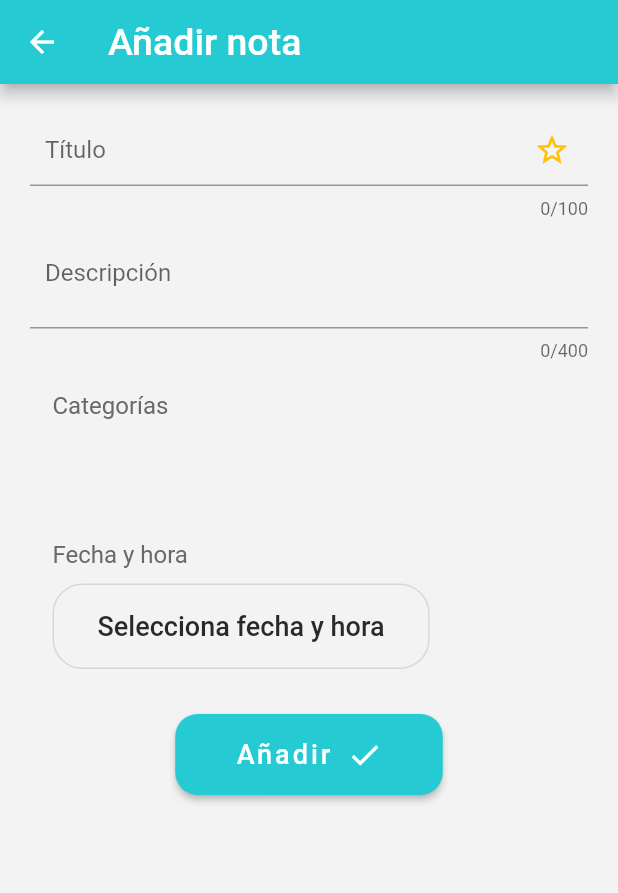
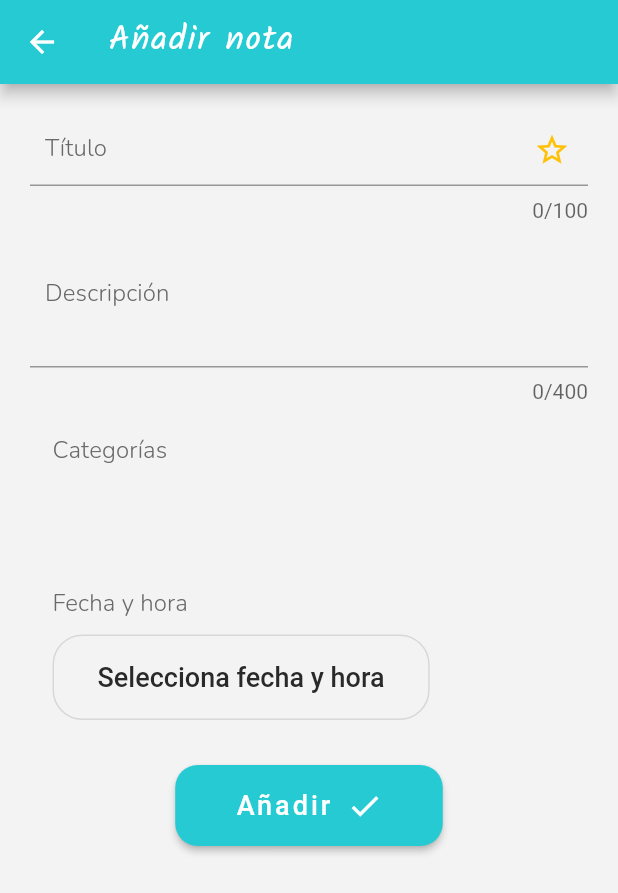
Before and after one commit to miguelx97/flutter-app-notes, a Flutter app: the screen it shows once a user with an empty profile is signed in, after a tap on the "add" icon, on a phone screen of 412 x 824 dp. Shown: the top 893 px of the screen. Run offline on Flutter 3.47's test engine with Material 2 defaults, Android fonts, the phone set to English and light mode, and no system bars; our stand-ins replace cloud_firestore, emoji_picker_flutter, firebase_auth, firebase_core, flutter_easyloading, flutter_local_notifications and 6 more; accounts and stored records are empty.

Commit message:
added fonts

```diff
--- a/lib/main.dart
+++ b/lib/main.dart
@@ -1,4 +1,5 @@
 import 'package:flutter/material.dart';
+import 'package:flutter_app_notas/global/colors.dart';
 import 'package:flutter_app_notas/global/scroll.dart';
 import 'package:flutter_app_notas/providers/categories.provider.dart';
 import 'package:flutter_app_notas/providers/notes.provider.dart';
@@ -88,12 +89,31 @@ class MyApp extends StatelessWidget {
               child: child!)),
       debugShowCheckedModeBanner: false,
       theme: ThemeData(
-          primarySwatch: Utils.customColor(const Color(0xff26CAD3)),
-          scaffoldBackgroundColor: Utils.customColor(const Color(0xffF3F3F3)),
-          textTheme: const TextTheme(
-              titleLarge: TextStyle(fontSize: 25),
-              bodyMedium: TextStyle(fontSize: 16),
-              titleSmall: TextStyle(fontSize: 14, color: Colors.black54))),
+        primarySwatch: Utils.customColor(const Color(0xff26CAD3)),
+        scaffoldBackgroundColor: Utils.customColor(const Color(0xffF3F3F3)),
+        textTheme: const TextTheme(
+          titleMedium: TextStyle(
+              fontSize: 20,
+              fontFamily: 'Nunito',
+              color: ThemeColors.dark,
+              fontWeight: FontWeight.w300),
+          titleSmall: TextStyle(
+              fontSize: 16,
+              fontFamily: 'Nunito',
+              color: ThemeColors.medium,
+              fontWeight: FontWeight.w300),
+          labelSmall: TextStyle(
+              fontSize: 18, fontFamily: 'Nunito', color: ThemeColors.dark),
+          headlineMedium: TextStyle(
+              fontSize: 23,
+              fontFamily: 'Kalam',
+              color: Colors.white,
+              letterSpacing: 1),
+          bodySmall: TextStyle(fontSize: 14, color: ThemeColors.medium),
+          titleLarge: TextStyle(color: Colors.white, fontFamily: 'Nunito'),
+          bodyMedium: TextStyle(fontSize: 16),
+        ),
+      ),
       routerConfig: _router,
     );
   }
--- a/lib/models/note.dart
+++ b/lib/models/note.dart
@@ -14,7 +14,7 @@ class Note {
     this.categoryId,
     this.reminderTime = 0,
     this.status,
-    this.createionDate,
+    this.createionDate = 0,
     this.position,
     this.uid,
     this.hasTime = false,
@@ -28,7 +28,7 @@ class Note {
   String? categoryId;
   int reminderTime;
   int? status;
-  int? createionDate;
+  int createionDate;
   double? position;
   String? uid;
   bool hasTime;
@@ -46,7 +46,7 @@ class Note {
         categoryId: map["categoryId"],
         reminderTime: map["reminderTime"] ?? 0,
         status: map["status"],
-        createionDate: map["createionDate"],
+        createionDate: map["createionDate"] ?? 0,
         position: map["position"]?.toDouble(),
         uid: map["uid"],
         hasTime: map["hasTime"] ?? false,
--- a/lib/providers/categories.provider.dart
+++ b/lib/providers/categories.provider.dart
@@ -18,7 +18,7 @@ class CategoriesProvider extends ChangeNotifier {
     load();
   }
 
-  getAll() {
+  List<Category> getAll() {
     return _categories;
   }
 
--- a/lib/screens/add_note.screen.dart
+++ b/lib/screens/add_note.screen.dart
@@ -105,16 +105,16 @@ class _AddNoteState extends State<AddNote> {
       });
     }
 
+    final TextTheme textTheme = Theme.of(context).textTheme;
+
     return Scaffold(
       appBar: AppBar(
           iconTheme: const IconThemeData(
             color: Colors.white, //change your color here
           ),
-          title: const Text(
+          title: Text(
             'Añadir nota',
-            style: TextStyle(
-              color: Colors.white,
-            ),
+            style: textTheme.headlineMedium,
           )),
       body: SingleChildScrollView(
         child: Center(
@@ -131,6 +131,7 @@ class _AddNoteState extends State<AddNote> {
                     onChanged: (value) => note.title = value,
                     decoration: InputDecoration(
                       labelText: 'Título',
+                      labelStyle: textTheme.titleSmall,
                       suffixIcon: IconButton(
                         icon: Icon(
                             note.isFavourite ? Icons.star : Icons.star_outline,
@@ -152,8 +153,9 @@ class _AddNoteState extends State<AddNote> {
                     maxLength: 400,
                     initialValue: note.description,
                     onChanged: (value) => note.description = value,
-                    decoration: const InputDecoration(
+                    decoration: InputDecoration(
                       labelText: 'Descripción',
+                      labelStyle: textTheme.titleSmall,
                       contentPadding: EdgeInsets.only(left: 10),
                     ),
                   ),
@@ -210,6 +212,7 @@ class _AddNoteState extends State<AddNote> {
                   Visibility(
                     visible: note.hasTime,
                     child: Column(
+                      crossAxisAlignment: CrossAxisAlignment.start,
                       children: [
                         SectionTitle('Notificación'),
                         Padding(
@@ -274,11 +277,12 @@ class SectionTitle extends StatelessWidget {
 
   @override
   Widget build(BuildContext context) {
+    final TextTheme textTheme = Theme.of(context).textTheme;
     return Padding(
       padding: EdgeInsets.only(left: 15, top: 20),
       child: Text(
         title,
-        style: const TextStyle(fontSize: 16, color: ThemeColors.medium),
+        style: textTheme.titleSmall,
       ),
     );
   }
--- a/lib/screens/home.screen.dart
+++ b/lib/screens/home.screen.dart
@@ -13,7 +13,9 @@ import 'package:flutter_app_notas/screens/categories-management.screen.dart';
 import 'package:flutter_app_notas/screens/note_details.screen.dart';
 import 'package:flutter_app_notas/services/auth.service.dart';
 import 'package:flutter_app_notas/widgets/note-item.dart';
+import 'package:flutter_svg/svg.dart';
 import 'package:go_router/go_router.dart';
+import 'package:intl/intl.dart';
 import 'package:provider/provider.dart';
 
 import '../widgets/category_picker_slider.dart';
@@ -26,14 +28,13 @@ class HomeScreen extends StatelessWidget {
   @override
   Widget build(BuildContext context) {
     final NotesProvider notesProvider = Provider.of<NotesProvider>(context);
+    final TextTheme textTheme = Theme.of(context).textTheme;
     return Scaffold(
       appBar: EasySearchBar(
         // automaticallyImplyLeading: false,
         title: Text(
-          Utils.dateFormat(now),
-          style: const TextStyle(
-            color: Colors.white,
-          ),
+          DateFormat.yMMMd('es').format(now),
+          style: textTheme.headlineMedium,
         ),
         actions: [
           // IconButton(
@@ -45,7 +46,7 @@ class HomeScreen extends StatelessWidget {
           //     icon: const Icon(Icons.search_outlined),
           //     color: Colors.white),
           PopupMenuButton(
-            icon: const Icon(Icons.more_vert, color: Colors.white),
+            icon: const Icon(Icons.more_vert),
             itemBuilder: (context) => [
               PopupMenuItem(
                 value: ItemName.deleted,
@@ -132,7 +133,11 @@ class Footer extends StatelessWidget {
 }
 
 Row MenuItem({required String label, required IconData icon}) {
-  return Row(children: [Icon(icon), SizedBox(width: 5), Text(label)]);
+  return Row(children: [
+    Icon(icon, color: ThemeColors.primary),
+    SizedBox(width: 5),
+    Text(label),
+  ]);
 }
 
 class Body extends StatelessWidget {
@@ -149,8 +154,25 @@ class Body extends StatelessWidget {
     final categoriesProvider = Provider.of<CategoriesProvider>(context);
     final List<Note> notes = notesProvider.getAll();
 
+    if (notes.isEmpty && categoriesProvider.getAll().isEmpty) {
+      return Center(
+          child: Column(
+        mainAxisAlignment: MainAxisAlignment.center,
+        children: [
+          GestureDetector(
+              onTap: () => context.go(AddNote.screenUrl),
+              child:
+                  SvgPicture.asset('assets/images/add_note.svg', width: 170)),
+          const SizedBox(height: 20),
+          const Text('Escribe tu primera nota',
+              style: TextStyle(fontSize: 16, color: ThemeColors.medium)),
+          const SizedBox(height: 100)
+        ],
+      ));
+    }
+
     return Center(
-      child: Container(
+      child: SizedBox(
         width: Constants.maxWidth,
         child: ReorderableListView.builder(
           itemCount: notes.length,
--- a/lib/widgets/category-form.dart
+++ b/lib/widgets/category-form.dart
@@ -47,8 +47,10 @@ class CategoryForm extends StatelessWidget {
             child: Column(
               children: [
                 Text(isNew ? 'Nueva Categoría' : 'Actualizar Categoría',
-                    style:
-                        TextStyle(fontSize: 16, fontWeight: FontWeight.bold)),
+                    style: const TextStyle(
+                        fontSize: 16,
+                        fontFamily: 'Nunito',
+                        fontWeight: FontWeight.bold)),
                 SizedBox(height: 10),
                 MaterialButton(
                   onPressed: () {
--- a/lib/widgets/category-item.dart
+++ b/lib/widgets/category-item.dart
@@ -13,6 +13,7 @@ class CategoryItem extends StatelessWidget {
 
   @override
   Widget build(BuildContext context) {
+    final TextTheme textTheme = Theme.of(context).textTheme;
     return Padding(
       padding: EdgeInsets.only(right: 5),
       child: Card(
@@ -30,7 +31,7 @@ class CategoryItem extends StatelessWidget {
               const SizedBox(width: 6),
               Text(
                 category.title,
-                style: TextStyle(fontSize: 16),
+                style: textTheme.labelSmall,
               ),
             ],
           ),
--- a/lib/widgets/category-management-item.dart
+++ b/lib/widgets/category-management-item.dart
@@ -15,6 +15,7 @@ class CategoryManagementItem extends StatelessWidget {
 
   @override
   Widget build(BuildContext context) {
+    final TextTheme textTheme = Theme.of(context).textTheme;
     return Padding(
       padding: const EdgeInsets.symmetric(vertical: 2),
       child: Card(
@@ -29,7 +30,7 @@ class CategoryManagementItem extends StatelessWidget {
                 children: [
                   Text(category.emoji),
                   const SizedBox(width: 10),
-                  Text(category.title),
+                  Text(category.title, style: textTheme.titleMedium),
                 ],
               ),
               Row(
--- a/lib/widgets/note-item.dart
+++ b/lib/widgets/note-item.dart
@@ -64,8 +64,7 @@ class NoteItem extends StatelessWidget {
                                       Utils.dateTimeFormat(note.date,
                                           hasTime: note.hasTime),
                                       overflow: TextOverflow.ellipsis,
-                                      style: const TextStyle(
-                                          fontSize: 14, color: Colors.black45)),
+                                      style: textTheme.bodySmall),
                                 ),
                               )
                             ],
```
Also changed, not shown: lib/screens/categories-management.screen.dart (+9 -4 lines), lib/screens/note_details.screen.dart (+30 -37 lines), lib/services/notification.services.dart (+4 -4 lines), pubspec.yaml (+14 -12 lines), assets/fonts/Kalam-Regular.ttf (added), assets/fonts/Nunito-Light.ttf (added), assets/fonts/Nunito-Regular.ttf (added), assets/fonts/Nunito-SemiBold.ttf (added), assets/images/add_note.svg (added).
